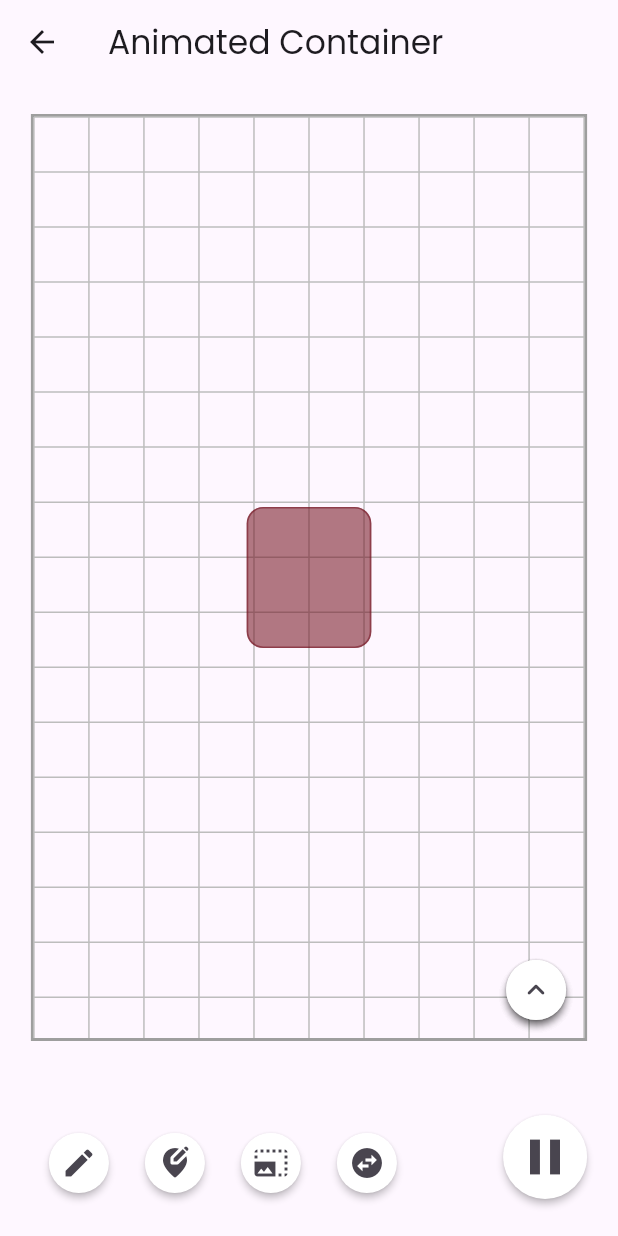
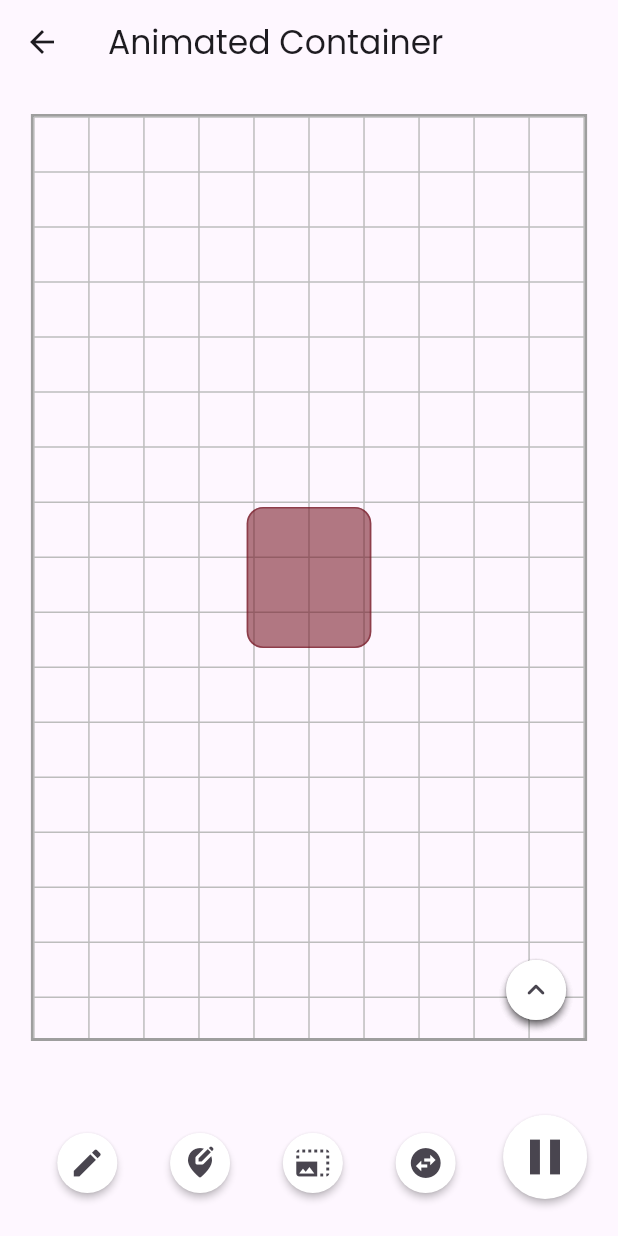
Before and after one commit to bhawesh2002/animotion_gallery, a Flutter app: the AniContainerPage screen opened directly, on a phone screen of 412 x 824 dp. Run offline on Flutter 3.47's test engine with Material 3 defaults, Android fonts, the phone set to English and light mode, and no system bars; our stand-ins replace google_fonts.

Commit message:
Refactor AniContainerPage to use Row instead of SingleChildScrollView for option buttons

```diff
--- a/lib/implicit animations/ani_container.dart
+++ b/lib/implicit animations/ani_container.dart
@@ -68,19 +68,13 @@ class AniContainerPage extends StatelessWidget {
                 ),
                 child: SizedBox(
                   width: MediaQuery.of(context).size.width * 0.73,
-                  child: SingleChildScrollView(
-                    scrollDirection: Axis.horizontal,
-                    child: Row(
-                      children: List.generate(
-                        optionButtonList.length,
-                        (index) {
-                          return Padding(
-                            padding:
-                                const EdgeInsets.symmetric(horizontal: 8.0),
-                            child: optionButtonList[index],
-                          );
-                        },
-                      ),
+                  child: Row(
+                    mainAxisAlignment: MainAxisAlignment.spaceAround,
+                    children: List.generate(
+                      optionButtonList.length,
+                      (index) {
+                        return optionButtonList[index];
+                      },
                     ),
                   ),
                 ),
```
